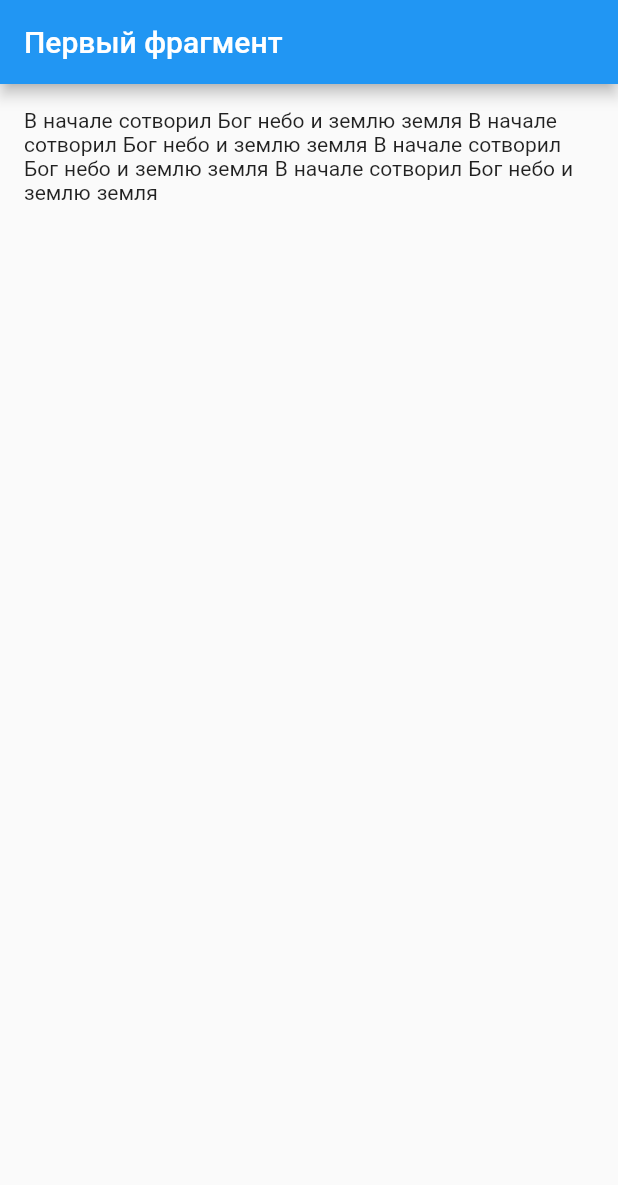
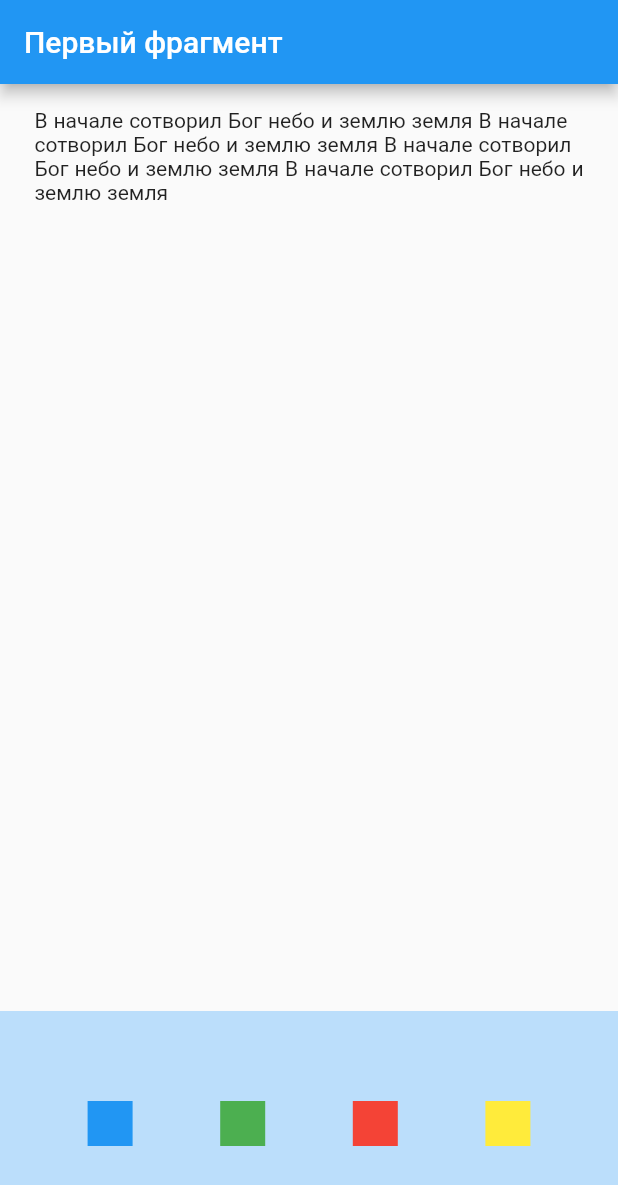
Before and after one commit to PavelBaptist/bible_depth, a Flutter app: the screen it shows after launch, on a phone screen of 412 x 824 dp. Shown: the top 1185 px of the screen. Run offline on Flutter 3.47's test engine with Material 2 defaults, Android fonts, the phone set to English and light mode, and no system bars; our stand-ins replace bloc, equatable, flutter_bloc, get_it.

Commit message:
Outlites toolbar widget is released

```diff
--- a/lib/feature/presentation/pages/fragment_detail_page.dart
+++ b/lib/feature/presentation/pages/fragment_detail_page.dart
@@ -3,6 +3,7 @@ import 'package:bible_depth/feature/presentation/bloc/fragment_bloc/fragment_sta
 import 'package:bible_depth/feature/presentation/bloc/words_bloc/words_bloc.dart';
 import 'package:bible_depth/feature/presentation/widgets/fragment_widget.dart';
 import 'package:bible_depth/feature/presentation/widgets/sceleton_widget.dart';
+import 'package:bible_depth/feature/presentation/widgets/toolbar_widget.dart';
 import 'package:bible_depth/locator_service.dart';
 import 'package:flutter/material.dart';
 import 'package:flutter_bloc/flutter_bloc.dart';
@@ -37,7 +38,12 @@ class FragmentPage extends StatelessWidget {
             },
           ),
         ),
-        body: FragmentWidget(),
+        body: Column(
+          children: [
+            Expanded(child: FragmentWidget()),
+            ToolbarWidget(),
+          ],
+        ),
       ),
     );
   }
--- /dev/null
+++ b/lib/feature/presentation/widgets/toolbar_widget.dart
@@ -0,0 +1,41 @@
+import 'package:flutter/material.dart';
+
+class ToolbarWidget extends StatelessWidget {
+  const ToolbarWidget({super.key});
+
+  @override
+  Widget build(BuildContext context) {
+    return Container(
+      color: Colors.blue[100],
+      width: double.infinity,
+      height: 150.0,
+      child: Center(
+        child: Row(
+          mainAxisAlignment: MainAxisAlignment.spaceEvenly,
+          children: [
+            Container(
+              width: 30,
+              height: 30,
+              color: Colors.blue,
+            ),
+            Container(
+              width: 30,
+              height: 30,
+              color: Colors.green,
+            ),
+            Container(
+              width: 30,
+              height: 30,
+              color: Colors.red,
+            ),
+            Container(
+              width: 30,
+              height: 30,
+              color: Colors.yellow,
+            ),
+          ],
+        ),
+      ),
+    );
+  }
+}
```
